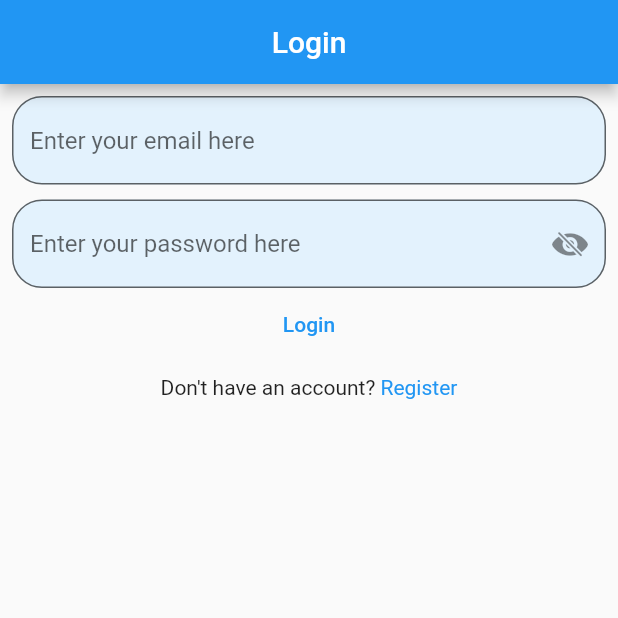
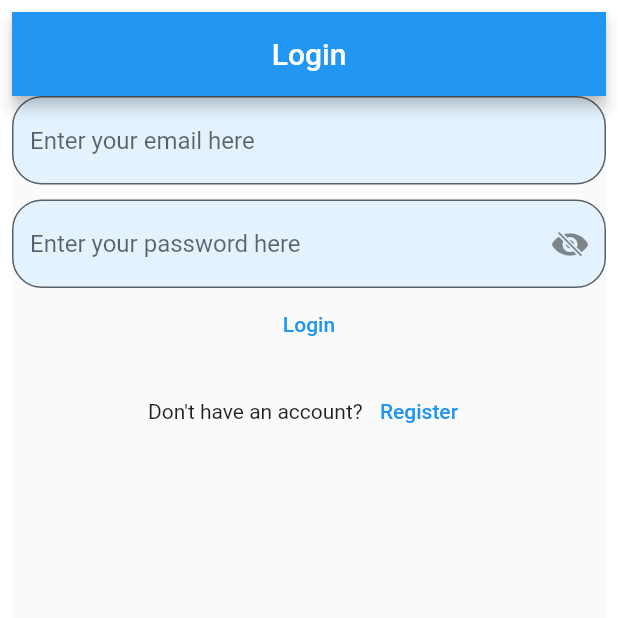
Before and after one commit to ogunkapc/notes-app, a Flutter app: the LoginScreen screen opened directly, on a phone screen of 412 x 824 dp, the top half of it. Run offline on Flutter 3.47's test engine with Material 2 defaults, Android fonts, the phone set to English and light mode, and no system bars; our stand-ins replace firebase_auth, firebase_core; accounts and stored records are empty.

Commit message:
created routes and linked auth screens

```diff
--- a/lib/auth/login_screen.dart
+++ b/lib/auth/login_screen.dart
@@ -1,9 +1,6 @@
 import 'package:firebase_auth/firebase_auth.dart';
-import 'package:firebase_core/firebase_core.dart';
 import 'package:flutter/cupertino.dart';
 import 'package:flutter/material.dart';
-import 'package:mynotes/firebase_options.dart';
-import 'package:mynotes/auth/register_screen.dart';
 
 class LoginScreen extends StatefulWidget {
   const LoginScreen({super.key});
@@ -33,21 +30,14 @@ class _LoginScreenState extends State<LoginScreen> {
 
   @override
   Widget build(BuildContext context) {
-    return Scaffold(
+    return Padding(
+      padding: const EdgeInsets.only(top: 8.0, left: 8.0, right: 8.0),
+      child: Scaffold(
         appBar: AppBar(
           title: const Text("Login"),
           centerTitle: true,
         ),
-      body: FutureBuilder(
-        future: Firebase.initializeApp(
-          options: DefaultFirebaseOptions.currentPlatform,
-        ),
-        builder: (context, snapshot) {
-          switch (snapshot.connectionState) {
-            case ConnectionState.done:
-              return Padding(
-                padding: const EdgeInsets.only(top: 8.0, left: 8.0, right: 8.0),
-                child: Column(
+        body: Column(
           children: [
             TextField(
               controller: _email,
@@ -98,8 +88,8 @@ class _LoginScreenState extends State<LoginScreen> {
                 final password = _password.text;
                 //! Handle Exception
                 try {
-                          final userCredential = await FirebaseAuth.instance
-                              .signInWithEmailAndPassword(
+                  final userCredential =
+                      await FirebaseAuth.instance.signInWithEmailAndPassword(
                     email: email,
                     password: password,
                   );
@@ -110,8 +100,7 @@ class _LoginScreenState extends State<LoginScreen> {
                   } else if (e.code == "wrong-password") {
                     print("Wrong password");
                   } else if (e.code == "network-request-failed") {
-                            print(
-                                "Network error, check your internet connection");
+                    print("Network error, check your internet connection");
                   }
                 }
               },
@@ -124,13 +113,12 @@ class _LoginScreenState extends State<LoginScreen> {
               mainAxisAlignment: MainAxisAlignment.center,
               children: [
                 const Text("Don't have an account? "),
-                        GestureDetector(
-                          onTap: () {
-                            Navigator.pushReplacement(
-                                context,
-                                MaterialPageRoute(
-                                    builder: (context) =>
-                                        const RegisterationScreen()));
+                TextButton(
+                  onPressed: () {
+                    Navigator.of(context).pushNamedAndRemoveUntil(
+                      "/register/",
+                      (route) => false,
+                    );
                   },
                   child: const Text(
                     "Register",
@@ -141,12 +129,33 @@ class _LoginScreenState extends State<LoginScreen> {
             )
           ],
         ),
-              );
-            default:
-              return const Text("Loading...");
-          }
-        },
       ),
     );
+    // Scaffold(
+    //   appBar: AppBar(
+    //     title: const Text("Login"),
+    //     centerTitle: true,
+    //   ),
+    //   body: FutureBuilder(
+    //     future: Firebase.initializeApp(
+    //       options: DefaultFirebaseOptions.currentPlatform,
+    //     ),
+    //     builder: (context, snapshot) {
+    //       switch (snapshot.connectionState) {
+    //         case ConnectionState.done:
+    //           return
+    //         default:
+    //           return const Center(
+    //             child: Column(
+    //               children: [
+    //                 CircularProgressIndicator(),
+    //                 Text("Loading..."),
+    //               ],
+    //             ),
+    //           );
+    //       }
+    //     },
+    //   ),
+    // );
   }
 }
```
Also changed, not shown: lib/auth/register_screen.dart (+42 -34 lines), lib/auth/verify_email.dart (added, +32 -0 lines), lib/main.dart (+18 -16 lines), pubspec.yaml (+4 -4 lines), pubspec.lock, 3 other files. Lines whose indentation alone changed are shown as unchanged.
